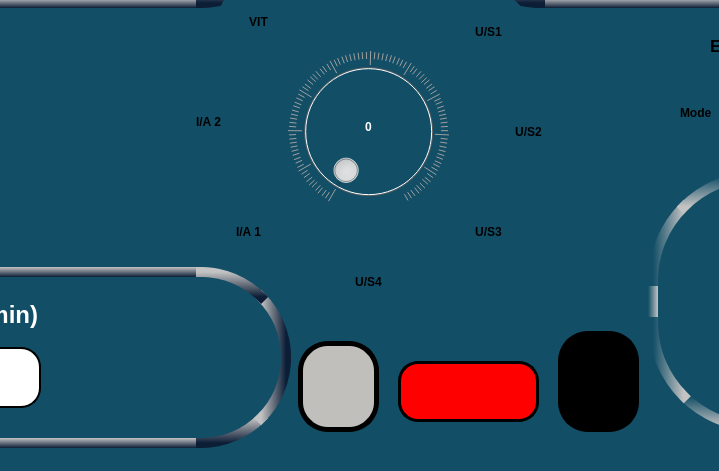
This is mainwindow.ui in RISWANAAAA/venturiphaco as Qt 5 draws it before an edit; both pictures show x 262 to 981 and y 249 to 720 of the 1270 by 720 pixel window. The edited form follows.
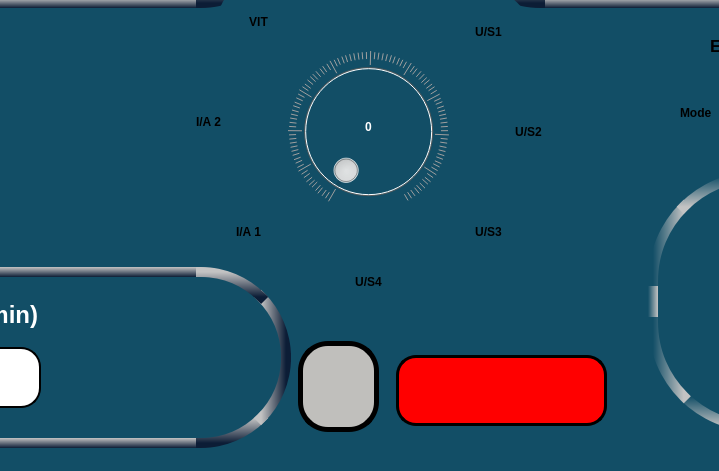
This is the edited form. The open tabs and pages were chosen to show the change. Icons and pictures are not drawn.

What changed in the file:
```diff
--- a/mainwindow.ui
+++ b/mainwindow.ui
@@ -2223,8 +2223,8 @@
      <widget class="QPushButton" name="us4flowdown_but">
       <property name="geometry">
        <rect>
-        <x>360</x>
-        <y>590</y>
+        <x>350</x>
+        <y>580</y>
         <width>91</width>
         <height>61</height>
        </rect>
@@ -2803,8 +2803,8 @@
      <widget class="QPushButton" name="ia2flowdown_but">
       <property name="geometry">
        <rect>
-        <x>360</x>
-        <y>590</y>
+        <x>330</x>
+        <y>580</y>
         <width>91</width>
         <height>61</height>
        </rect>
@@ -3121,18 +3121,18 @@
       </property>
      </widget>
      <zorder>label_112</zorder>
-     <zorder>ia2flowup_but</zorder>
-     <zorder>ia2flowdown_but</zorder>
      <zorder>lineEdit_69</zorder>
      <zorder>label_111</zorder>
      <zorder>lineEdit_70</zorder>
-     <zorder>ia2vacup_but</zorder>
-     <zorder>ia2vacdown_but</zorder>
-     <zorder>label_113</zorder>
      <zorder>ia2mode</zorder>
      <zorder>label_114</zorder>
      <zorder>textEdit_56</zorder>
      <zorder>textEdit_55</zorder>
+     <zorder>ia2flowdown_but</zorder>
+     <zorder>ia2flowup_but</zorder>
+     <zorder>ia2vacdown_but</zorder>
+     <zorder>ia2vacup_but</zorder>
+     <zorder>label_113</zorder>
     </widget>
     <widget class="QWidget" name="tab_37">
      <property name="styleSheet">
@@ -3148,7 +3148,7 @@
      <widget class="QPushButton" name="ia1flowdown_but">
       <property name="geometry">
        <rect>
-        <x>360</x>
+        <x>320</x>
         <y>590</y>
         <width>91</width>
         <height>61</height>
@@ -3492,16 +3492,16 @@
      <zorder>label_108</zorder>
      <zorder>lineEdit_67</zorder>
      <zorder>label_107</zorder>
-     <zorder>ia1vacdown_but</zorder>
      <zorder>textEdit_54</zorder>
-     <zorder>ia1vacup_but</zorder>
      <zorder>lineEdit_68</zorder>
      <zorder>label_109</zorder>
      <zorder>ia1mode</zorder>
-     <zorder>ia1flowdown_but</zorder>
-     <zorder>ia1flowup_but</zorder>
      <zorder>label_110</zorder>
      <zorder>textEdit_53</zorder>
+     <zorder>ia1flowdown_but</zorder>
+     <zorder>ia1flowup_but</zorder>
+     <zorder>ia1vacdown_but</zorder>
+     <zorder>ia1vacup_but</zorder>
     </widget>
     <widget class="QWidget" name="tab_39">
      <property name="styleSheet">
@@ -5546,30 +5546,11 @@
      <string/>
     </property>
    </widget>
-   <widget class="QLabel" name="label_28">
-    <property name="geometry">
-     <rect>
-      <x>660</x>
-      <y>610</y>
-      <width>141</width>
-      <height>61</height>
-     </rect>
-    </property>
-    <property name="styleSheet">
-     <string notr="true">image: url(:/images/handpiece1.png);
-background-color:Red;
-border:3px solid black;
-border-radius:20px;</string>
-    </property>
-    <property name="text">
-     <string/>
-    </property>
-   </widget>
    <widget class="QPushButton" name="SETTINGS_BUT_3">
     <property name="geometry">
      <rect>
-      <x>820</x>
-      <y>580</y>
+      <x>590</x>
+      <y>330</y>
       <width>81</width>
       <height>101</height>
      </rect>
@@ -5577,9 +5558,9 @@
     <property name="styleSheet">
      <string notr="true">QPushButton{
 image: url(:/images/footimg.png);
-background-color:black;
-border:4px solid black;
-border-radius:30px;
+background-color:transparent;
+border:none;
+
 }
 QPushButton:focus {
     outline: none;
@@ -5590,6 +5571,26 @@
      <string/>
     </property>
    </widget>
+   <widget class="QPushButton" name="pushButton">
+    <property name="geometry">
+     <rect>
+      <x>658</x>
+      <y>604</y>
+      <width>211</width>
+      <height>71</height>
+     </rect>
+    </property>
+    <property name="styleSheet">
+     <string notr="true">image: url(:/images/handpiece1.png);
+background-color:Red;
+border:3px solid black;
+border-radius:20px;</string>
+    </property>
+    <property name="text">
+     <string/>
+    </property>
+   </widget>
+   <zorder>SETTINGS_BUT_3</zorder>
    <zorder>comboBox</zorder>
    <zorder>label</zorder>
    <zorder>tabWidget</zorder>
@@ -5630,8 +5631,7 @@
    <zorder>label_32</zorder>
    <zorder>label_17</zorder>
    <zorder>BACKBUT</zorder>
-   <zorder>label_28</zorder>
-   <zorder>SETTINGS_BUT_3</zorder>
+   <zorder>pushButton</zorder>
   </widget>
   <widget class="QStatusBar" name="statusbar"/>
  </widget>
```
